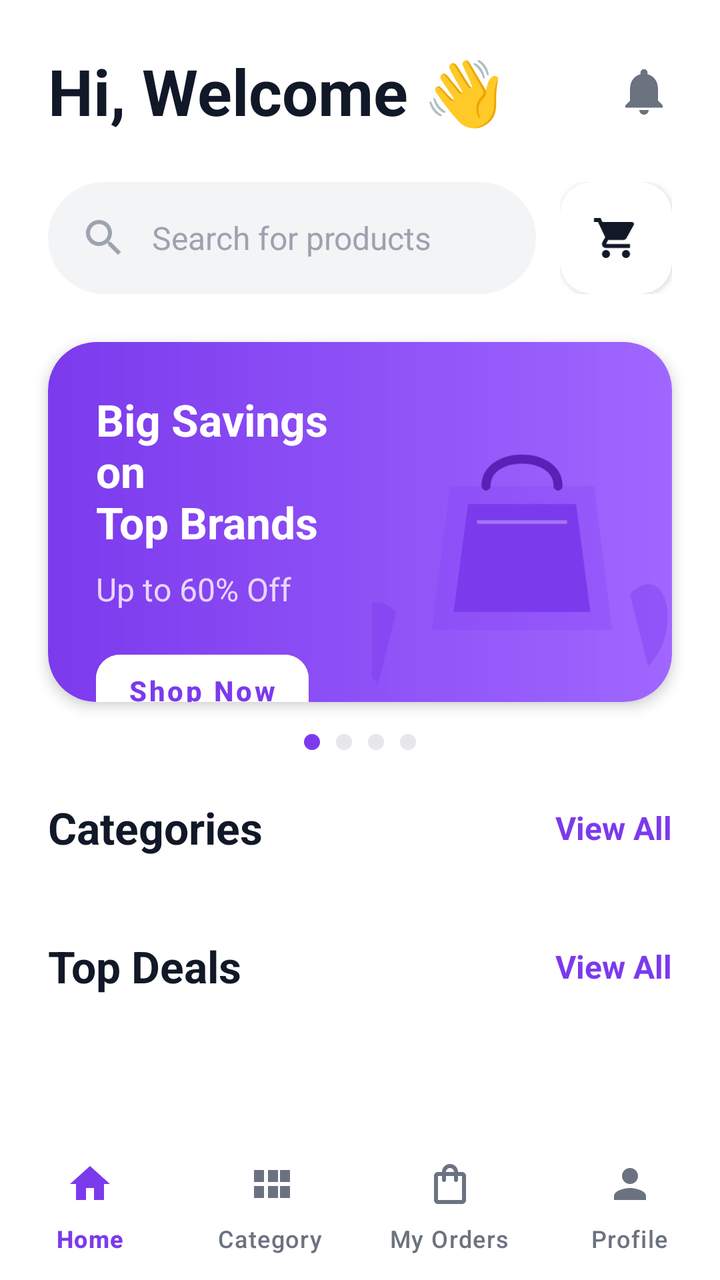
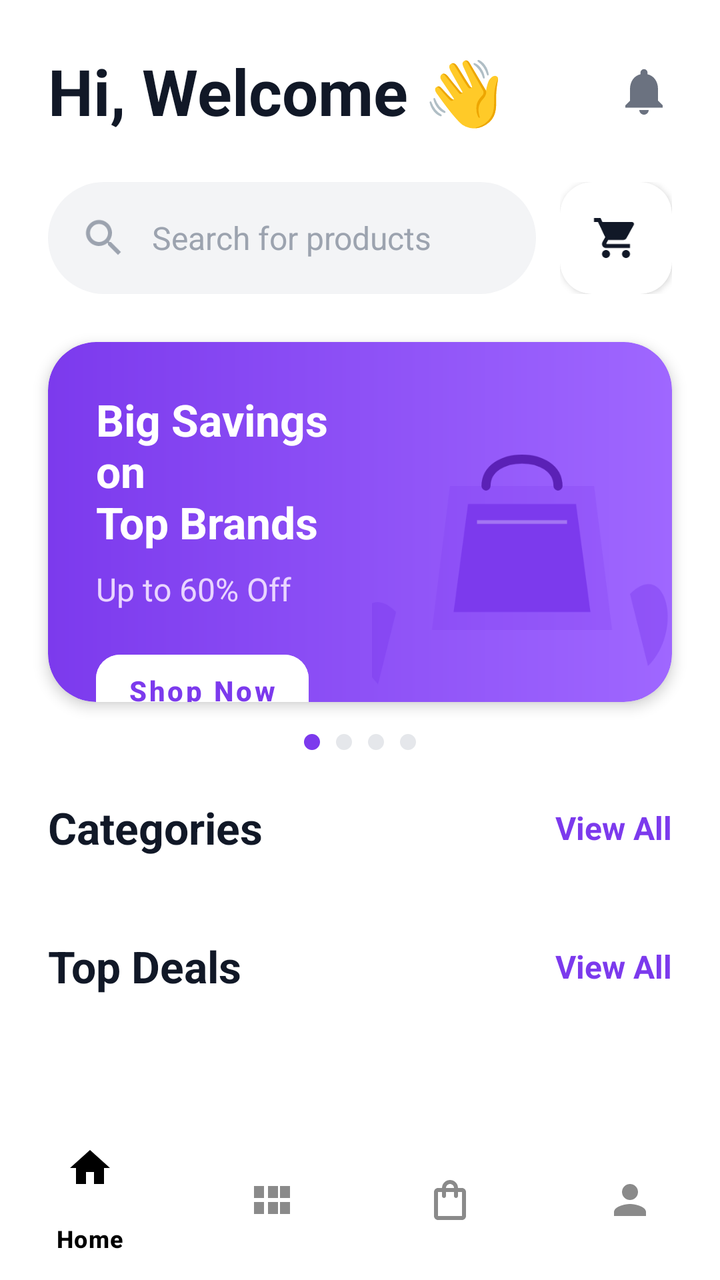

The first picture is an Android layout as it rendered before a commit; the second is the same layout after the commit. The layout source and the unified diff follow.
<!-- AndroidManifest.xml: activity theme Theme.LightShop -->
<!-- res/layout/activity_home.xml -->
<?xml version="1.0" encoding="utf-8"?>
<androidx.constraintlayout.widget.ConstraintLayout xmlns:android="http://schemas.android.com/apk/res/android"
    xmlns:app="http://schemas.android.com/apk/res-auto"
    xmlns:tools="http://schemas.android.com/tools"
    android:layout_width="match_parent"
    android:layout_height="match_parent"
    android:background="@color/background">

    <androidx.core.widget.NestedScrollView
        android:id="@+id/nestedScrollView"
        android:layout_width="match_parent"
        android:layout_height="0dp"
        android:fillViewport="true"
        app:layout_constraintBottom_toTopOf="@id/bottom_nav"
        app:layout_constraintTop_toTopOf="parent">

        <androidx.constraintlayout.widget.ConstraintLayout
            android:layout_width="match_parent"
            android:layout_height="wrap_content"
            android:paddingBottom="24dp">

            
            <TextView
                android:id="@+id/tv_welcome"
                android:layout_width="0dp"
                android:layout_height="wrap_content"
                android:layout_marginStart="24dp"
                android:layout_marginTop="24dp"
                android:text="Hi, Welcome 👋"
                android:textColor="@color/text_primary"
                android:textSize="32sp"
                android:textStyle="bold"
                app:layout_constraintEnd_toStartOf="@id/iv_notification"
                app:layout_constraintStart_toStartOf="parent"
                app:layout_constraintTop_toTopOf="parent" />

            <ImageView
                android:id="@+id/iv_notification"
                android:layout_width="28dp"
                android:layout_height="28dp"
                android:layout_marginEnd="24dp"
                android:contentDescription="Notifications"
                android:src="@drawable/ic_notification"
                app:layout_constraintBottom_toBottomOf="@id/tv_welcome"
                app:layout_constraintEnd_toEndOf="parent"
                app:layout_constraintTop_toTopOf="@id/tv_welcome" />

            
            <LinearLayout
                android:id="@+id/search_bar_container"
                android:layout_width="0dp"
                android:layout_height="56dp"
                android:layout_marginStart="24dp"
                android:layout_marginTop="24dp"
                android:layout_marginEnd="12dp"
                android:background="@drawable/bg_search_bar"
                android:gravity="center_vertical"
                android:orientation="horizontal"
                android:paddingHorizontal="16dp"
                app:layout_constraintEnd_toStartOf="@id/cart_button_card"
                app:layout_constraintStart_toStartOf="parent"
                app:layout_constraintTop_toBottomOf="@id/tv_welcome">

                <ImageView
                    android:layout_width="24dp"
                    android:layout_height="24dp"
                    android:src="@drawable/ic_search"
                    app:tint="@color/text_hint" />

                <EditText
                    android:layout_width="match_parent"
                    android:layout_height="match_parent"
                    android:layout_marginStart="12dp"
                    android:background="@android:color/transparent"
                    android:hint="Search for products"
                    android:inputType="text"
                    android:textColor="@color/text_primary"
                    android:textColorHint="@color/text_hint"
                    android:textSize="16sp" />
            </LinearLayout>

            <FrameLayout
                android:id="@+id/cart_button_card"
                android:layout_width="wrap_content"
                android:layout_height="wrap_content"
                android:layout_marginEnd="24dp"
                app:layout_constraintBottom_toBottomOf="@id/search_bar_container"
                app:layout_constraintEnd_toEndOf="parent"
                app:layout_constraintTop_toTopOf="@id/search_bar_container">

                <com.google.android.material.card.MaterialCardView
                    android:layout_width="56dp"
                    android:layout_height="56dp"
                    app:cardBackgroundColor="@color/white"
                    app:cardCornerRadius="16dp"
                    app:cardElevation="2dp"
                    app:strokeWidth="0dp">

                    <ImageView
                        android:layout_width="24dp"
                        android:layout_height="24dp"
                        android:layout_gravity="center"
                        android:src="@drawable/ic_cart"
                        app:tint="@color/text_primary" />
                </com.google.android.material.card.MaterialCardView>

            </FrameLayout>

            
            <com.google.android.material.card.MaterialCardView
                android:id="@+id/offer_banner"
                android:layout_width="match_parent"
                android:layout_height="180dp"
                android:layout_marginHorizontal="24dp"
                android:layout_marginTop="24dp"
                app:cardCornerRadius="24dp"
                app:cardElevation="4dp"
                app:layout_constraintTop_toBottomOf="@id/search_bar_container"
                app:strokeWidth="0dp">

                <androidx.constraintlayout.widget.ConstraintLayout
                    android:layout_width="match_parent"
                    android:layout_height="match_parent"
                    android:background="@drawable/bg_offer_banner">

                    <TextView
                        android:id="@+id/tv_banner_title"
                        android:layout_width="0dp"
                        android:layout_height="wrap_content"
                        android:layout_marginStart="24dp"
                        android:layout_marginTop="24dp"
                        android:layout_marginEnd="16dp"
                        android:text="Big Savings on\nTop Brands"
                        android:textColor="@color/white"
                        android:textSize="22sp"
                        android:textStyle="bold"
                        app:layout_constraintEnd_toStartOf="@id/iv_banner_girl"
                        app:layout_constraintStart_toStartOf="parent"
                        app:layout_constraintTop_toTopOf="parent" />

                    <TextView
                        android:id="@+id/tv_banner_subtitle"
                        android:layout_width="wrap_content"
                        android:layout_height="wrap_content"
                        android:layout_marginTop="8dp"
                        android:text="Up to 60% Off"
                        android:textColor="#E9D5FF"
                        android:textSize="16sp"
                        app:layout_constraintStart_toStartOf="@id/tv_banner_title"
                        app:layout_constraintTop_toBottomOf="@id/tv_banner_title" />

                    <com.google.android.material.button.MaterialButton
                        android:id="@+id/btn_shop_now"
                        style="@style/Widget.MaterialComponents.Button.UnelevatedButton"
                        android:layout_width="wrap_content"
                        android:layout_height="wrap_content"
                        android:layout_marginTop="16dp"
                        android:backgroundTint="@color/white"
                        android:text="Shop Now"
                        android:textAllCaps="false"
                        android:textColor="@color/primary"
                        android:textStyle="bold"
                        app:cornerRadius="12dp"
                        app:layout_constraintStart_toStartOf="@id/tv_banner_title"
                        app:layout_constraintTop_toBottomOf="@id/tv_banner_subtitle" />

                    <ImageView
                        android:id="@+id/iv_banner_girl"
                        android:layout_width="150dp"
                        android:layout_height="match_parent"
                        android:scaleType="centerCrop"
                        android:src="@drawable/illustration_auth"
                        app:layout_constraintEnd_toEndOf="parent" />
                </androidx.constraintlayout.widget.ConstraintLayout>
            </com.google.android.material.card.MaterialCardView>

            
            <LinearLayout
                android:id="@+id/slider_indicator"
                android:layout_width="wrap_content"
                android:layout_height="wrap_content"
                android:layout_marginTop="16dp"
                android:gravity="center"
                android:orientation="horizontal"
                app:layout_constraintEnd_toEndOf="parent"
                app:layout_constraintStart_toStartOf="parent"
                app:layout_constraintTop_toBottomOf="@id/offer_banner">

                <View
                    android:layout_width="8dp"
                    android:layout_height="8dp"
                    android:background="@drawable/ic_dot_active" />

                <View
                    android:layout_width="8dp"
                    android:layout_height="8dp"
                    android:layout_marginStart="8dp"
                    android:background="@drawable/ic_dot_inactive" />

                <View
                    android:layout_width="8dp"
                    android:layout_height="8dp"
                    android:layout_marginStart="8dp"
                    android:background="@drawable/ic_dot_inactive" />

                <View
                    android:layout_width="8dp"
                    android:layout_height="8dp"
                    android:layout_marginStart="8dp"
                    android:background="@drawable/ic_dot_inactive" />
            </LinearLayout>

            
            <TextView
                android:id="@+id/tv_cat_title"
                android:layout_width="wrap_content"
                android:layout_height="wrap_content"
                android:layout_marginStart="24dp"
                android:layout_marginTop="24dp"
                android:text="Categories"
                android:textColor="@color/text_primary"
                android:textSize="22sp"
                android:textStyle="bold"
                app:layout_constraintStart_toStartOf="parent"
                app:layout_constraintTop_toBottomOf="@id/slider_indicator" />

            <TextView
                android:id="@+id/tv_cat_view_all"
                android:layout_width="wrap_content"
                android:layout_height="wrap_content"
                android:layout_marginEnd="24dp"
                android:text="View All"
                android:textColor="@color/primary"
                android:textSize="16sp"
                android:textStyle="bold"
                app:layout_constraintBottom_toBottomOf="@id/tv_cat_title"
                app:layout_constraintEnd_toEndOf="parent"
                app:layout_constraintTop_toTopOf="@id/tv_cat_title" />

            <androidx.recyclerview.widget.RecyclerView
                android:id="@+id/rv_categories"
                android:layout_width="match_parent"
                android:layout_height="wrap_content"
                android:layout_marginTop="16dp"
                android:clipToPadding="false"
                android:orientation="horizontal"
                android:paddingHorizontal="24dp"
                app:layoutManager="androidx.recyclerview.widget.LinearLayoutManager"
                app:layout_constraintTop_toBottomOf="@id/tv_cat_title"
                tools:listitem="@layout/item_category" />

            
            <TextView
                android:id="@+id/tv_deals_title"
                android:layout_width="wrap_content"
                android:layout_height="wrap_content"
                android:layout_marginStart="24dp"
                android:layout_marginTop="24dp"
                android:text="Top Deals"
                android:textColor="@color/text_primary"
                android:textSize="22sp"
                android:textStyle="bold"
                app:layout_constraintStart_toStartOf="parent"
                app:layout_constraintTop_toBottomOf="@id/rv_categories" />

            <TextView
                android:id="@+id/tv_deals_view_all"
                android:layout_width="wrap_content"
                android:layout_height="wrap_content"
                android:layout_marginEnd="24dp"
                android:text="View All"
                android:textColor="@color/primary"
                android:textSize="16sp"
                android:textStyle="bold"
                app:layout_constraintBottom_toBottomOf="@id/tv_deals_title"
                app:layout_constraintEnd_toEndOf="parent"
                app:layout_constraintTop_toTopOf="@id/tv_deals_title" />

            <androidx.recyclerview.widget.RecyclerView
                android:id="@+id/rv_deals"
                android:layout_width="match_parent"
                android:layout_height="wrap_content"
                android:layout_marginTop="24dp"
                android:clipToPadding="false"
                android:orientation="horizontal"
                android:paddingHorizontal="24dp"
                app:layoutManager="androidx.recyclerview.widget.LinearLayoutManager"
                app:layout_constraintTop_toBottomOf="@id/tv_deals_title"
                tools:layout_editor_absoluteX="0dp"
                tools:listitem="@layout/item_product" />

        </androidx.constraintlayout.widget.ConstraintLayout>
    </androidx.core.widget.NestedScrollView>

    <com.google.android.material.bottomnavigation.BottomNavigationView
        android:id="@+id/bottom_nav"
        android:layout_width="match_parent"
        android:layout_height="72dp"
        android:background="@color/white"
        app:itemIconSize="24dp"
        app:itemIconTint="@color/nav_item_tint"
        app:itemTextColor="@color/nav_item_tint"
        app:labelVisibilityMode="labeled"
        app:layout_constraintBottom_toBottomOf="parent"
        app:menu="@menu/bottom_nav_menu" />

</androidx.constraintlayout.widget.ConstraintLayout>
<!-- res/layout/item_category.xml (included above) -->
<?xml version="1.0" encoding="utf-8"?>
<LinearLayout xmlns:android="http://schemas.android.com/apk/res/android"
    android:layout_width="wrap_content"
    android:layout_height="wrap_content"
    android:layout_marginEnd="20dp"
    android:gravity="center"
    android:orientation="vertical">

    <FrameLayout
        android:id="@+id/cat_bg"
        android:layout_width="64dp"
        android:layout_height="64dp"
        android:background="@drawable/bg_circle_pastel">

        <ImageView
            android:id="@+id/cat_icon"
            android:layout_width="32dp"
            android:layout_height="32dp"
            android:layout_gravity="center"
            android:src="@drawable/ic_category" />
    </FrameLayout>

    <TextView
        android:id="@+id/cat_name"
        android:layout_width="wrap_content"
        android:layout_height="wrap_content"
        android:layout_marginTop="8dp"
        android:text="Category"
        android:textColor="@color/text_primary"
        android:textSize="14sp"
        android:textStyle="bold" />
</LinearLayout>
<!-- res/layout/item_product.xml (included above) -->
<?xml version="1.0" encoding="utf-8"?>
<com.google.android.material.card.MaterialCardView xmlns:android="http://schemas.android.com/apk/res/android"
    xmlns:app="http://schemas.android.com/apk/res-auto"
    android:layout_width="160dp"
    android:layout_height="wrap_content"
    android:layout_marginEnd="16dp"
    android:layout_marginBottom="8dp"
    app:cardCornerRadius="16dp"
    app:cardElevation="2dp"
    app:strokeWidth="0dp">

    <androidx.constraintlayout.widget.ConstraintLayout
        android:layout_width="match_parent"
        android:layout_height="wrap_content"
        android:padding="12dp">

        <TextView
            android:id="@+id/tv_discount"
            android:layout_width="wrap_content"
            android:layout_height="wrap_content"
            android:background="@drawable/bg_discount_badge"
            android:paddingHorizontal="6dp"
            android:paddingVertical="2dp"
            android:text="-40%"
            android:textColor="@color/white"
            android:textSize="10sp"
            android:textStyle="bold"
            app:layout_constraintStart_toStartOf="parent"
            app:layout_constraintTop_toTopOf="parent" />

        <ImageView
            android:id="@+id/iv_product"
            android:layout_width="match_parent"
            android:layout_height="120dp"
            android:layout_marginTop="8dp"
            android:scaleType="centerInside"
            android:src="@drawable/ic_category"
            app:layout_constraintTop_toBottomOf="@id/tv_discount" />

        <TextView
            android:id="@+id/tv_product_name"
            android:layout_width="match_parent"
            android:layout_height="wrap_content"
            android:layout_marginTop="8dp"
            android:ellipsize="end"
            android:maxLines="1"
            android:text="Product Name"
            android:textColor="@color/text_primary"
            android:textSize="14sp"
            android:textStyle="bold"
            app:layout_constraintTop_toBottomOf="@id/iv_product" />

        <LinearLayout
            android:layout_width="match_parent"
            android:layout_height="wrap_content"
            android:layout_marginTop="4dp"
            android:orientation="horizontal"
            app:layout_constraintTop_toBottomOf="@id/tv_product_name">

            <TextView
                android:id="@+id/tv_price"
                android:layout_width="wrap_content"
                android:layout_height="wrap_content"
                android:text="₹599"
                android:textColor="@color/text_primary"
                android:textSize="14sp"
                android:textStyle="bold" />

            <TextView
                android:id="@+id/tv_old_price"
                android:layout_width="wrap_content"
                android:layout_height="wrap_content"
                android:layout_marginStart="8dp"
                android:text="₹999"
                android:textColor="@color/text_subtitle"
                android:textSize="12sp" />
        </LinearLayout>
    </androidx.constraintlayout.widget.ConstraintLayout>
</com.google.android.material.card.MaterialCardView>
<!-- resources referenced by this layout -->
<resources>
  <color name="background">#FFFFFF</color>
  <color name="primary">#7C3AED</color>
  <color name="text_hint">#9CA3AF</color>
  <color name="text_primary">#111827</color>
  <color name="text_subtitle">#6B7280</color>
  <color name="white">#FFFFFFFF</color>
  <!-- drawable bg_circle_pastel (drawable) -->
  <?xml version="1.0" encoding="utf-8"?>
  <shape xmlns:android="http://schemas.android.com/apk/res/android"
      android:shape="oval">
      <solid android:color="#E8F5E9" />
  </shape>
  <!-- drawable bg_discount_badge (drawable) -->
  <?xml version="1.0" encoding="utf-8"?>
  <shape xmlns:android="http://schemas.android.com/apk/res/android">
      <solid android:color="#EF4444" />
      <corners android:radius="4dp" />
  </shape>
  <!-- drawable bg_offer_banner (drawable) -->
  <?xml version="1.0" encoding="utf-8"?>
  <shape xmlns:android="http://schemas.android.com/apk/res/android">
      <gradient
          android:angle="0"
          android:endColor="#9F67FF"
          android:startColor="#7C3AED"
          android:type="linear" />
      <corners android:radius="24dp" />
  </shape>
  <!-- drawable bg_search_bar (drawable) -->
  <?xml version="1.0" encoding="utf-8"?>
  <shape xmlns:android="http://schemas.android.com/apk/res/android">
      <solid android:color="#F3F4F6" />
      <corners android:radius="28dp" />
  </shape>
  <!-- drawable ic_category (drawable) -->
  <vector xmlns:android="http://schemas.android.com/apk/res/android"
      android:width="24dp"
      android:height="24dp"
      android:viewportWidth="24"
      android:viewportHeight="24">
      <path
          android:fillColor="@color/icon_color"
          android:pathData="M4,11h5V5H4v6zM4,19h5v-6H4v6zM11,19h5v-6h-5v6zM11,11h5V5h-5v6zM17,5v6h5V5h-5zM17,19h5v-6h-5v6z"/>
  </vector>
  <!-- drawable ic_dot_active (drawable) -->
  <?xml version="1.0" encoding="utf-8"?>
  <shape xmlns:android="http://schemas.android.com/apk/res/android"
      android:shape="oval">
      <solid android:color="@color/primary" />
      <size android:width="8dp" android:height="8dp" />
  </shape>
  <!-- drawable ic_dot_inactive (drawable) -->
  <?xml version="1.0" encoding="utf-8"?>
  <shape xmlns:android="http://schemas.android.com/apk/res/android"
      android:shape="oval">
      <solid android:color="#E5E7EB" />
      <size android:width="8dp" android:height="8dp" />
  </shape>
  <style name="Theme.LightShop" parent="Base.Theme.LightShop" />
  <color name="icon_color">#6B7280</color>
  <style name="Base.Theme.LightShop" parent="Theme.Material3.DayNight.NoActionBar">
          
          <item name="android:statusBarColor">@android:color/transparent</item>
          <item name="android:windowLightStatusBar">true</item>
      </style>
  <!-- unchanged entries left out for length: 4 -->
</resources>

<!-- the commit's change to res/layout/activity_home.xml (unified diff, before → after) -->
@@ -295,12 +295,7 @@
     <com.google.android.material.bottomnavigation.BottomNavigationView
         android:id="@+id/bottom_nav"
         android:layout_width="match_parent"
-        android:layout_height="72dp"
-        android:background="@color/white"
-        app:itemIconSize="24dp"
-        app:itemIconTint="@color/nav_item_tint"
-        app:itemTextColor="@color/nav_item_tint"
-        app:labelVisibilityMode="labeled"
+        android:layout_height="80dp"
         app:layout_constraintBottom_toBottomOf="parent"
         app:menu="@menu/bottom_nav_menu" />
 
<!-- resource entries referenced after the edit -->
@@ -62,9 +62,30 @@
   <color name="icon_color">#6B7280</color>
   <style name="Base.Theme.LightShop" parent="Theme.Material3.DayNight.NoActionBar">
           
-          <item name="android:statusBarColor">@android:color/transparent</item>
+          <item name="android:statusBarColor">@color/white</item>
           <item name="android:windowLightStatusBar">true</item>
+          <item name="android:navigationBarColor">@color/white</item>
+          <item name="android:windowBackground">@color/white</item>
+  
+          
+          <item name="bottomNavigationStyle">@style/Widget.App.BottomNavigationView</item>
       </style>
+  <style name="Widget.App.BottomNavigationView" parent="Widget.Material3.BottomNavigationView">
+          <item name="materialThemeOverlay">@style/ThemeOverlay.App.BottomNavigationView</item>
+          <item name="android:background">@color/white</item>
+          <item name="itemIconTint">@color/nav_selector</item>
+          <item name="itemTextColor">@color/nav_selector</item>
+          <item name="itemActiveIndicatorStyle">@style/Widget.App.BottomNavigationView.ActiveIndicator</item>
+      </style>
+  <style name="ThemeOverlay.App.BottomNavigationView" parent="">
+          <item name="colorPrimary">@color/black</item>
+      </style>
+  <style name="Widget.App.BottomNavigationView.ActiveIndicator" parent="Widget.Material3.BottomNavigationView.ActiveIndicator">
+          <item name="android:color">@color/nav_active_indicator</item>
+          <item name="marginHorizontal">16dp</item>
+      </style>
+  <color name="black">#FF000000</color>
+  <color name="nav_active_indicator">#F2F2F2</color>
   <!-- unchanged entries left out for length: 4 -->
 </resources>
 
